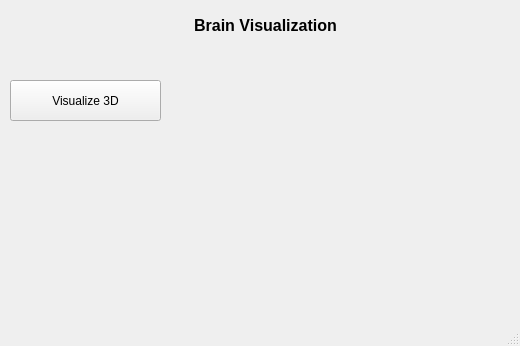
Old version of the form DADM/visualization3d.ui in the repository martamycielska/DADM.
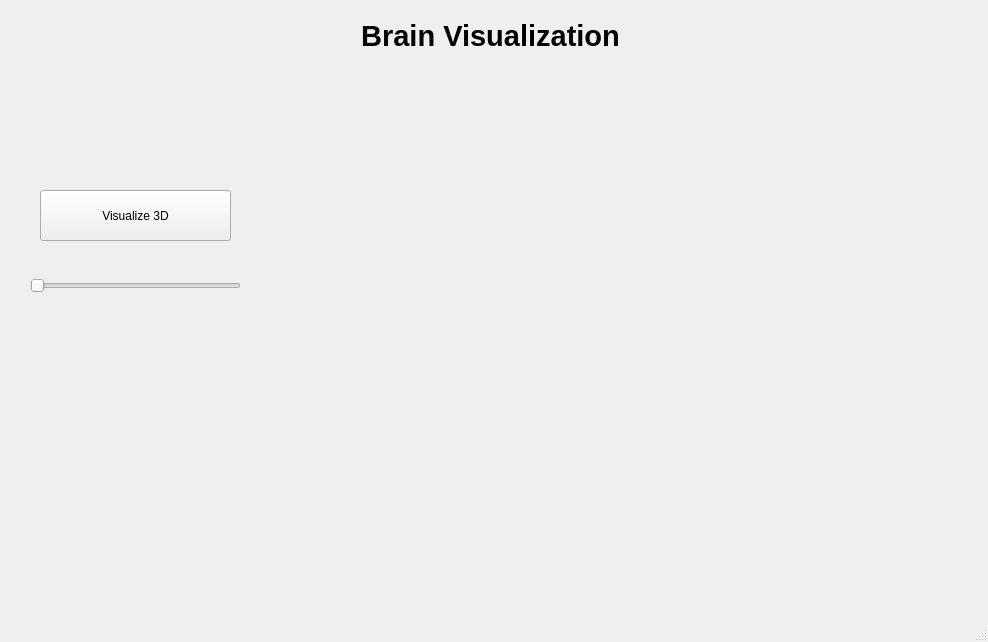
New version of the form. Custom widgets are drawn as their Qt base class.

```diff
--- a/DADM/visualization3d.ui
+++ b/DADM/visualization3d.ui
@@ -6,8 +6,8 @@
    <rect>
     <x>0</x>
     <y>0</y>
-    <width>520</width>
-    <height>346</height>
+    <width>988</width>
+    <height>642</height>
    </rect>
   </property>
   <property name="windowTitle">
@@ -17,10 +17,10 @@
    <widget class="QPushButton" name="visualizeBtn">
     <property name="geometry">
      <rect>
-      <x>10</x>
-      <y>80</y>
-      <width>151</width>
-      <height>41</height>
+      <x>40</x>
+      <y>190</y>
+      <width>191</width>
+      <height>51</height>
      </rect>
     </property>
     <property name="text">
@@ -30,15 +30,15 @@
    <widget class="QLabel" name="label">
     <property name="geometry">
      <rect>
-      <x>190</x>
+      <x>330</x>
       <y>10</y>
-      <width>151</width>
-      <height>31</height>
+      <width>321</width>
+      <height>51</height>
      </rect>
     </property>
     <property name="font">
      <font>
-      <pointsize>12</pointsize>
+      <pointsize>22</pointsize>
       <weight>75</weight>
       <bold>true</bold>
      </font>
@@ -62,15 +62,15 @@
    <widget class="QLabel" name="processDescLabel">
     <property name="geometry">
      <rect>
-      <x>170</x>
-      <y>280</y>
-      <width>221</width>
-      <height>21</height>
+      <x>10</x>
+      <y>450</y>
+      <width>251</width>
+      <height>71</height>
      </rect>
     </property>
     <property name="font">
      <font>
-      <pointsize>10</pointsize>
+      <pointsize>12</pointsize>
      </font>
     </property>
     <property name="text">
@@ -79,6 +79,32 @@
     <property name="alignment">
      <set>Qt::AlignCenter</set>
     </property>
+    <property name="wordWrap">
+     <bool>true</bool>
+    </property>
+   </widget>
+   <widget class="QSlider" name="horizontalSlider">
+    <property name="geometry">
+     <rect>
+      <x>30</x>
+      <y>270</y>
+      <width>211</width>
+      <height>31</height>
+     </rect>
+    </property>
+    <property name="orientation">
+     <enum>Qt::Horizontal</enum>
+    </property>
+   </widget>
+   <widget class="QVTKOpenGLWidget" name="qvtkWidget" native="true">
+    <property name="geometry">
+     <rect>
+      <x>280</x>
+      <y>90</y>
+      <width>691</width>
+      <height>501</height>
+     </rect>
+    </property>
    </widget>
   </widget>
   <widget class="QMenuBar" name="menubar">
@@ -93,6 +119,14 @@
   </widget>
   <widget class="QStatusBar" name="statusbar"/>
  </widget>
+ <customwidgets>
+  <customwidget>
+   <class>QVTKOpenGLWidget</class>
+   <extends>QWidget</extends>
+   <header>QVTKOpenGLWidget.h</header>
+   <container>1</container>
+  </customwidget>
+ </customwidgets>
  <resources/>
  <connections/>
 </ui>
```
Left out of the diff: 4 changed lines with no effect on the pictures.
